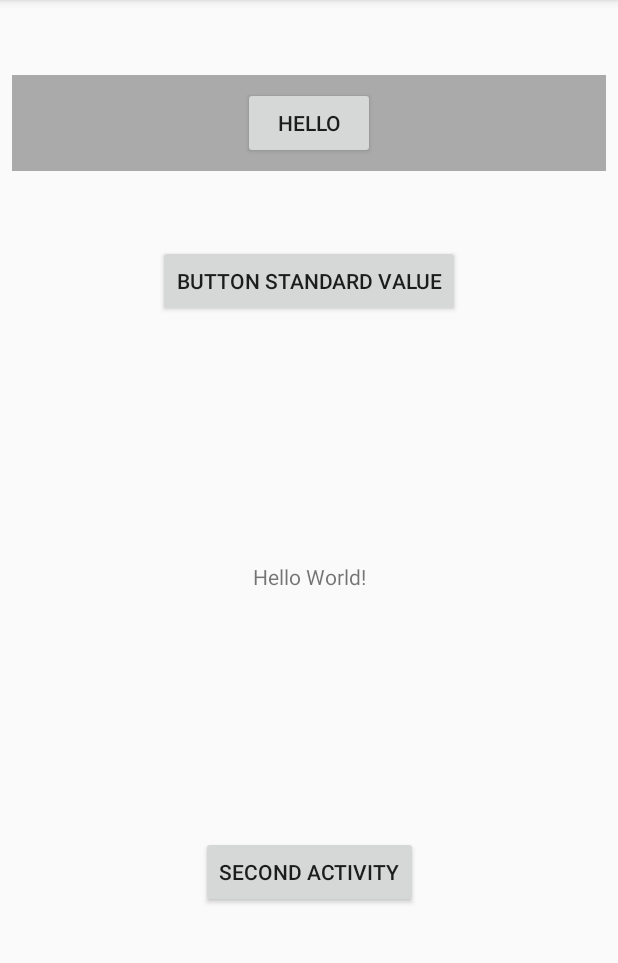
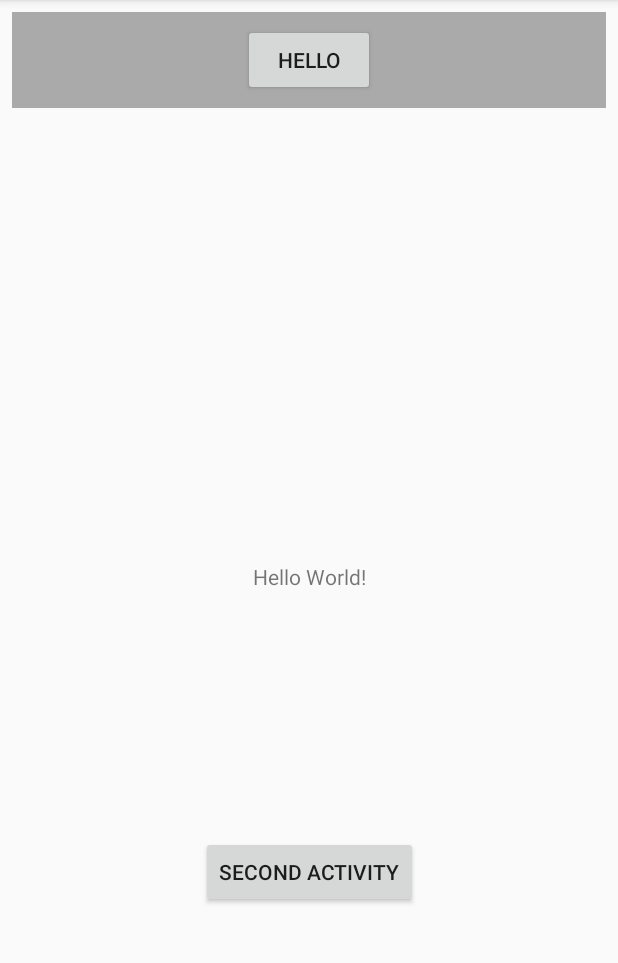
Before and after one commit to DoTheMonkeyBusiness/EpamAndroid, an Android app: the screen it shows after launch (MainActivity), on a phone screen of 412 x 824 dp, the part 84-1047 px from its top. Run offline under Robolectric (Android 15) with nearby library versions, the phone set to English and light mode, and no system bars.

Commit message:
removed useless button

```diff
--- a/app/src/main/java/com/example/epamandroid/MainActivity.kt
+++ b/app/src/main/java/com/example/epamandroid/MainActivity.kt
@@ -3,7 +3,6 @@ package com.example.epamandroid
 import android.content.Intent
 import android.support.v7.app.AppCompatActivity
 import android.os.Bundle
-import kotlinx.android.synthetic.main.activity_main.button1
 import kotlinx.android.synthetic.main.activity_main.second_activity_button
 
 class MainActivity : AppCompatActivity() {
@@ -11,9 +10,7 @@ class MainActivity : AppCompatActivity() {
     override fun onCreate(savedInstanceState: Bundle?) {
         super.onCreate(savedInstanceState)
         setContentView(R.layout.activity_main)
-        button1.setOnClickListener {
-            button1.setText(R.string.button1_new)
-        }
+
         second_activity_button.setOnClickListener {
             startActivity(Intent(this, SecondActivity::class.java))
         }
--- a/app/src/main/res/layout/activity_main.xml
+++ b/app/src/main/res/layout/activity_main.xml
@@ -15,15 +15,7 @@
             app:layout_constraintLeft_toLeftOf="parent"
             app:layout_constraintRight_toRightOf="parent"
             app:layout_constraintTop_toTopOf="parent" android:id="@+id/textView"/>
-    <Button
-            android:text="@string/button1"
-            android:layout_width="wrap_content"
-            android:layout_height="wrap_content"
-            android:id="@+id/button1" app:layout_constraintTop_toTopOf="parent"
-            android:layout_marginTop="8dp" android:layout_marginBottom="8dp"
-            app:layout_constraintBottom_toTopOf="@+id/textView" app:layout_constraintStart_toStartOf="parent"
-            android:layout_marginStart="8dp" app:layout_constraintEnd_toEndOf="parent"
-            android:layout_marginEnd="8dp"/>
+
 
     <fragment
             android:id="@+id/simple_fragment"
@@ -31,7 +23,7 @@
             android:layout_width="match_parent"
             android:layout_height="wrap_content" app:layout_constraintTop_toTopOf="parent"
             app:layout_constraintStart_toStartOf="parent" app:layout_constraintEnd_toEndOf="parent"
-            android:layout_marginBottom="8dp" app:layout_constraintBottom_toTopOf="@+id/button1"
+            android:layout_marginBottom="8dp"
             android:layout_marginTop="8dp" android:layout_marginStart="8dp" android:layout_marginEnd="8dp"
             tools:layout="@layout/simple_fragment"/>
     <Button
--- a/app/src/main/res/values/strings.xml
+++ b/app/src/main/res/values/strings.xml
@@ -1,7 +1,5 @@
 <resources>
     <string name="app_name">EpamAndroid</string>
-    <string name="button1">Button standard value</string>
-    <string name="button1_new">Button new value</string>
     <string name="hello_button">hello</string>
     <string name="smile_button">(◉◡◉)</string>
     <string name="second_activity">Second activity</string>
```
